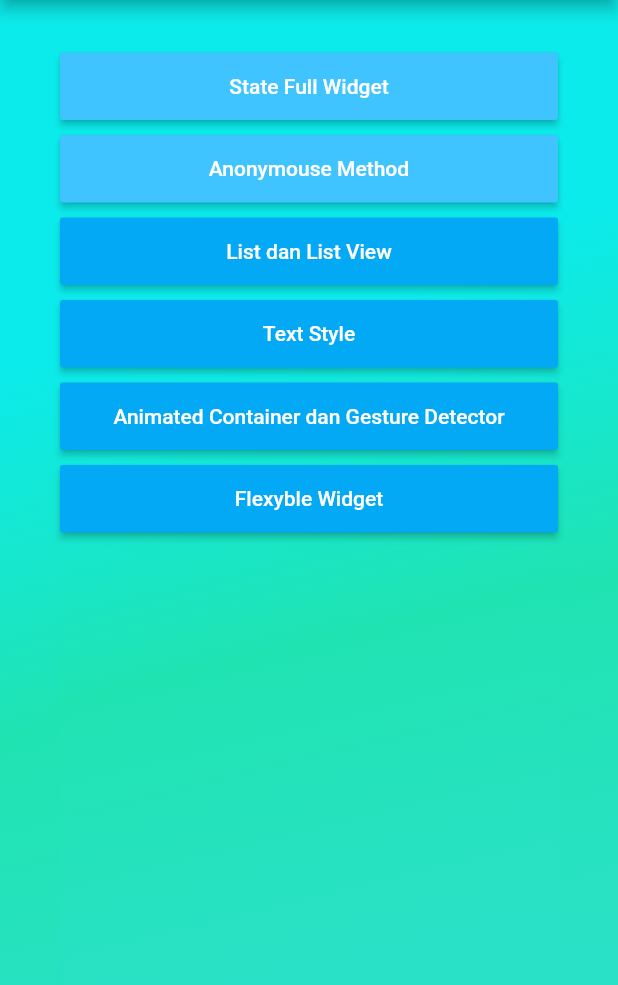
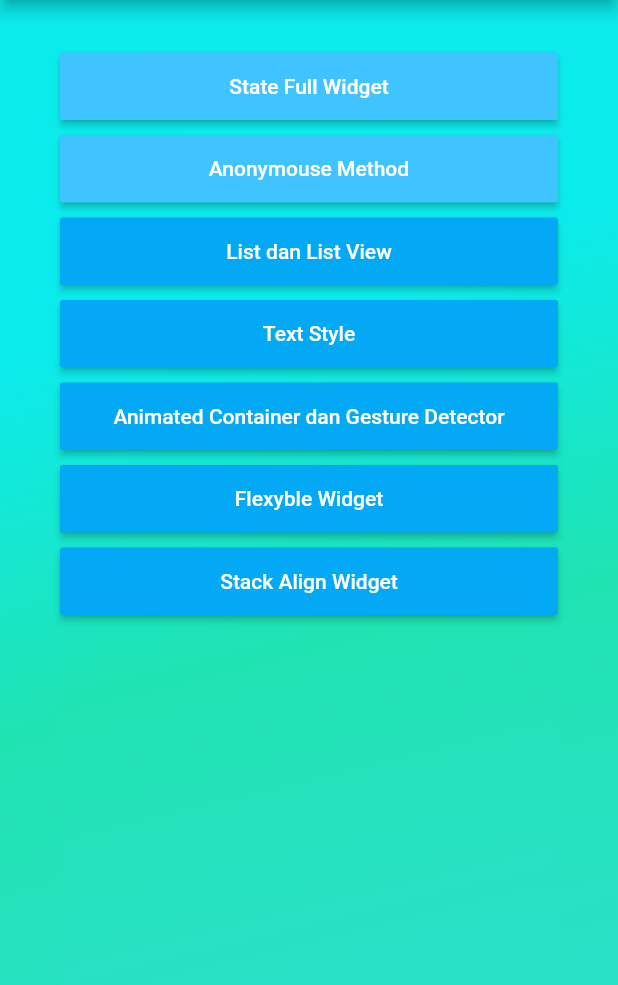
Before and after one commit to nopezi/flutter-fundamental, a Flutter app: the NyobaPage screen opened directly, on a phone screen of 412 x 824 dp, the part 84-1069 px from its top. Run offline on Flutter 3.47's test engine with Material 2 defaults, Android fonts, the phone set to English and light mode, and no system bars; our stand-ins replace dio, fluttertoast, shared_preferences; accounts and stored records are empty.

Commit message:
Stack Align Widget

```diff
--- a/lib/ui/coba/nyoba.dart
+++ b/lib/ui/coba/nyoba.dart
@@ -3,6 +3,7 @@ import 'package:lumen_flutter/ui/fundamental/animatedcontainer_gesturedetector.d
 import 'package:lumen_flutter/ui/fundamental/anonymouse_method.dart';
 import 'package:lumen_flutter/ui/fundamental/flexible_layout.dart';
 import 'package:lumen_flutter/ui/fundamental/list_listview.dart';
+import 'package:lumen_flutter/ui/fundamental/stack_align_widget.dart';
 import 'package:lumen_flutter/ui/fundamental/state_full_widget.dart';
 import 'package:lumen_flutter/ui/fundamental/text_style.dart';
 
@@ -160,6 +161,26 @@ class NyobaPage extends StatelessWidget {
       ),
     );
 
+    final tombolStackAlignWidget = Container(
+      width: MediaQuery.of(context).size.width,
+      height: 45,
+      child: MaterialButton(
+        minWidth: 10.0,
+        height: 42.0,
+        onPressed: () {
+          Navigator.push(
+              context,
+              MaterialPageRoute(
+                  builder: (context) => BelajarStackAlignWidget()));
+        },
+        color: Colors.lightBlue,
+        child: Text(
+          'Stack Align Widget',
+          style: TextStyle(color: Colors.white),
+        ),
+      ),
+    );
+
     final body = Container(
       decoration: BoxDecoration(
           gradient: LinearGradient(
@@ -216,7 +237,11 @@ class NyobaPage extends StatelessWidget {
                 SizedBox(
                   height: 10,
                 ),
-                tombolFlexibleWidget
+                tombolFlexibleWidget,
+                SizedBox(
+                  height: 10,
+                ),
+                tombolStackAlignWidget
               ],
             ),
           ],
```
Also changed, not shown: lib/ui/fundamental/stack_align_widget.dart (added, +132 -0 lines).
